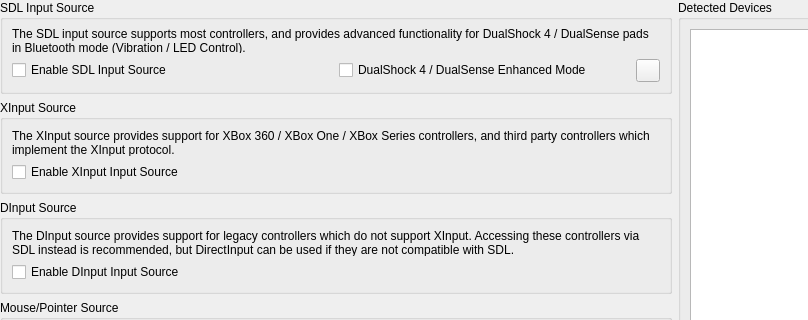
Above: pcsx2-qt/Settings/ControllerGlobalSettingsWidget.ui from PCSX2/pcsx2 before the change; both pictures show x 0 to 808 and y 0 to 320 of the 902 by 583 pixel window. Below: the same form after it.
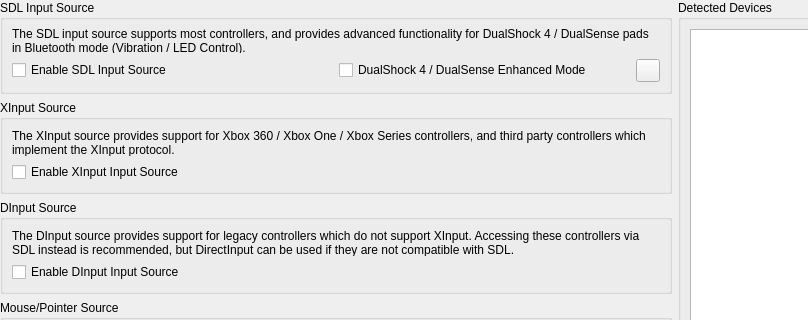
That is the form after the change. Icons and pictures are not drawn.

Patch:
```diff
--- a/pcsx2-qt/Settings/ControllerGlobalSettingsWidget.ui
+++ b/pcsx2-qt/Settings/ControllerGlobalSettingsWidget.ui
@@ -122,7 +122,7 @@
       <item row="0" column="0">
        <widget class="QLabel" name="label_3">
         <property name="text">
-         <string>The XInput source provides support for XBox 360 / XBox One / XBox Series controllers, and third party controllers which implement the XInput protocol.</string>
+         <string>The XInput source provides support for Xbox 360 / Xbox One / Xbox Series controllers, and third party controllers which implement the XInput protocol.</string>
         </property>
         <property name="wordWrap">
          <bool>true</bool>
```
